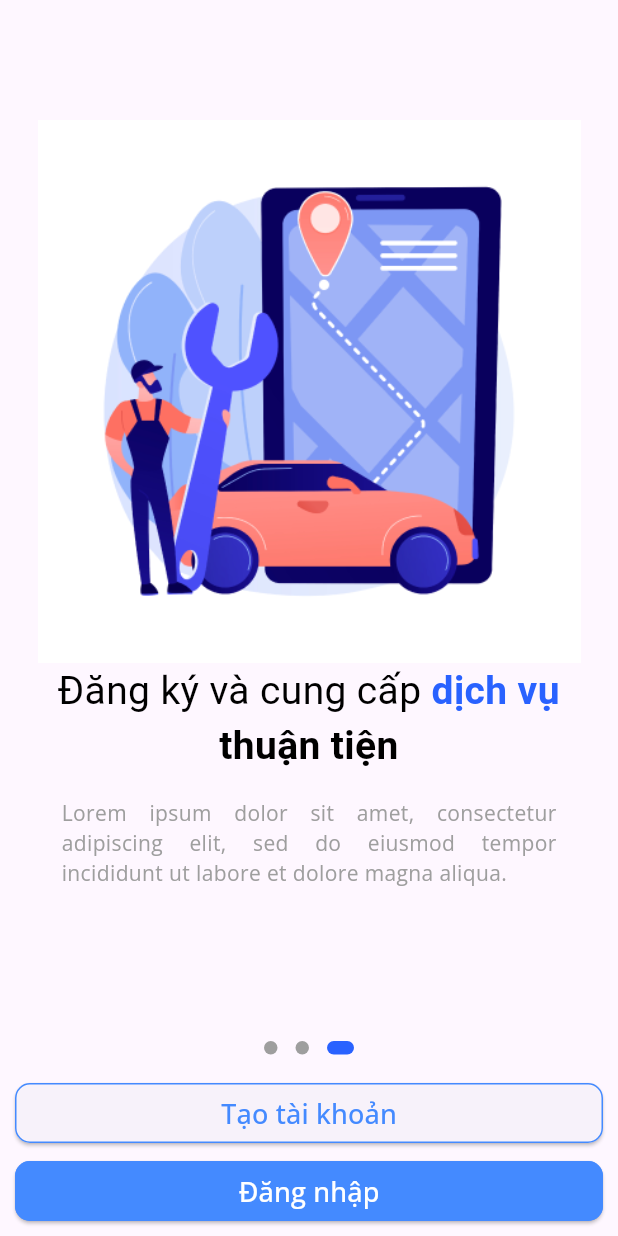
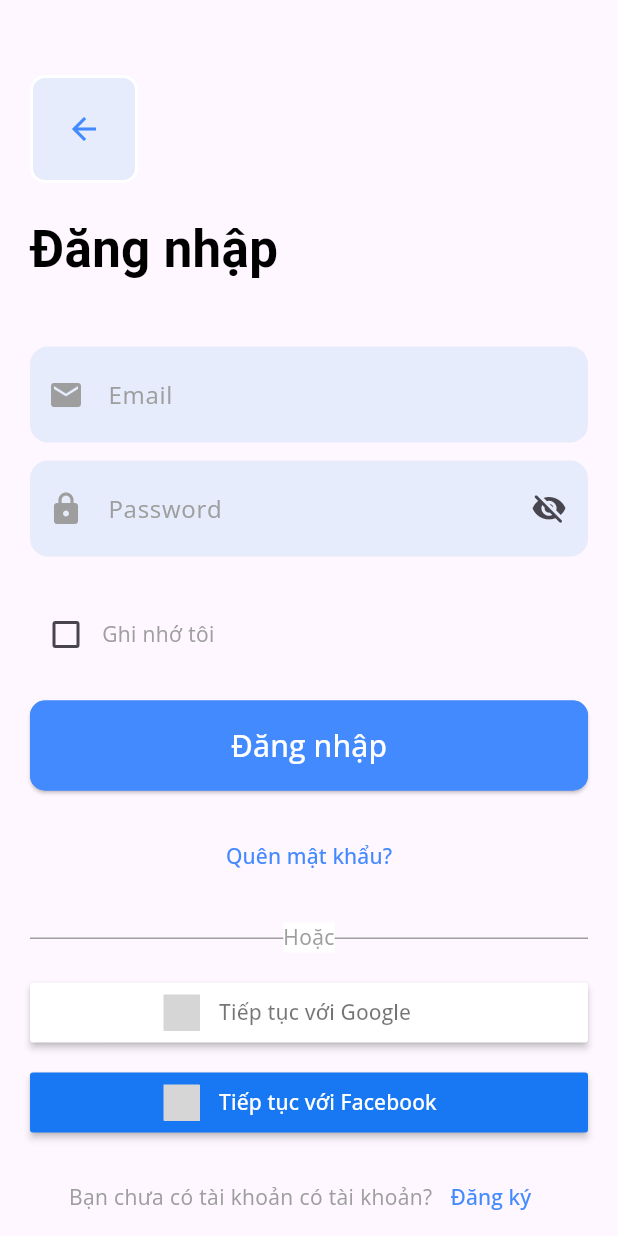
Before and after one commit to vnKhanhsDev/finca-app, a Flutter app: the screen it shows after launch, after a tap on "Đăng nhập", on a phone screen of 412 x 824 dp. Run offline on Flutter 3.47's test engine with Material 3 defaults, Android fonts, the phone set to English and light mode, and no system bars; drawn by our look-alikes of carousel_slider, dots_indicator; our stand-ins replace email_validator, flutter_signin_button; grey boxes are pictures that could not be loaded.

Commit message:
sign_in_screen

```diff
--- a/front-end/flutter_app/lib/screens/carousel_screen.dart
+++ b/front-end/flutter_app/lib/screens/carousel_screen.dart
@@ -3,6 +3,7 @@ import 'package:flutter/material.dart';
 import 'package:carousel_slider/carousel_slider.dart';
 import 'package:dots_indicator/dots_indicator.dart';
 import 'package:flutter_app/screens/sign_up_screen.dart';
+import 'package:flutter_app/screens/sign_in_screen.dart';
 class CarouselScreen extends StatefulWidget{
   @override
   State<CarouselScreen> createState() => _CarouselScreenState();
@@ -185,7 +186,7 @@ class _CarouselScreenState extends State<CarouselScreen>{
                   ),
                 ),
                 onPressed: () {
-
+                  Navigator.push(context, MaterialPageRoute(builder: (context) => SignInScreen()));
                 },
                 child: Text('Đăng nhập', style: TextStyle(color: Colors.white, fontSize: 18),),
               ),
--- /dev/null
+++ b/front-end/flutter_app/lib/screens/sign_in_screen.dart
@@ -0,0 +1,252 @@
+import 'package:flutter/material.dart';
+import 'package:email_validator/email_validator.dart';
+import 'package:flutter_signin_button/flutter_signin_button.dart';
+import 'package:flutter_app/screens/sign_up_screen.dart';
+import 'package:flutter_app/screens/home_screen.dart';
+
+class SignInScreen extends StatefulWidget{
+  State<SignInScreen> createState() => _SignInScreenState();
+}
+
+class _SignInScreenState extends State<SignInScreen>{
+  bool _isChecked = false;
+  bool isFocused_e = false;
+  bool isFocused_p = false;
+  final textFieldFocusNode = FocusNode();
+  bool _obscured = false;
+  TextEditingController emailController = TextEditingController();
+  TextEditingController passwordController = TextEditingController();
+  void _toggleObscured() {
+    setState(() {
+      _obscured = !_obscured;
+      if (textFieldFocusNode.hasPrimaryFocus) return; // If focus is on text field, dont unfocus
+      textFieldFocusNode.canRequestFocus = false;     // Prevents focus if tap on eye
+    });
+  }
+  @override
+  Widget build(BuildContext context){
+    return Scaffold(
+      body: SingleChildScrollView(
+          child: Container(
+            margin: EdgeInsets.only(top: 50, bottom:20, left: 20, right: 20),
+            child: Column(
+              crossAxisAlignment: CrossAxisAlignment.start,
+              children: [
+                Container(
+                  padding: EdgeInsets.all(10),
+                  decoration: BoxDecoration(
+                    borderRadius: BorderRadius.circular(10),
+                    color: Color(0xFFE6ECFB), // Màu nền của nút
+                    border: Border.all(color: Colors.white, width: 2),
+                  ),
+                  child: IconButton(
+                    icon: Icon(Icons.arrow_back),
+                    onPressed: () {
+                      Navigator.of(context).pop();
+                    },
+                    color: Colors.blueAccent,
+                  ),
+                ),
+                Container(
+                  margin: EdgeInsets.only(top: 20, bottom: 40),
+                  child: Text.rich(
+                    TextSpan(
+                      text: 'Đăng nhập', style: TextStyle(decoration: TextDecoration.none, color: Colors.black, fontSize: 34, fontWeight: FontWeight.bold), // default text style
+                      children: <TextSpan>[
+                        TextSpan(text: ' ', style: TextStyle(fontWeight: FontWeight.bold, color: Colors.blueAccent[700])),
+                      ],
+                    ),
+                  ),
+                ),
+
+                Container(
+                  child: Form(
+                    autovalidateMode: AutovalidateMode.onUserInteraction,
+                    child: Column(
+                      mainAxisAlignment: MainAxisAlignment.center,
+                      children: [
+                        Container(
+                          child: TextFormField(
+                            controller: emailController,
+                            decoration: InputDecoration(
+                              contentPadding: EdgeInsets.symmetric(vertical: 20.0),
+                              filled: true,
+                              fillColor: Color(0xFFE6ECFB),
+                              prefixIcon: Icon(Icons.email, color: isFocused_e ? Colors.black : Colors.grey,),
+                              hintText: 'Email',
+                              hintStyle: TextStyle(color: isFocused_e ? Colors.black : Colors.grey,),
+                              border: OutlineInputBorder(
+                                  borderRadius: BorderRadius.circular(12.0),
+                                  borderSide: BorderSide.none
+                              ),
+
+                            ),
+                            onTap: () {
+                              setState(() {
+                                isFocused_e = true;
+                              });
+                            },
+                            validator: (value) => EmailValidator.validate(value.toString()) ? null : "Hãy nhập email",
+                          ),
+                        ),
+                        Container(
+                          margin: EdgeInsets.only(top: 12, bottom: 28),
+                          child: TextFormField(
+                            controller: passwordController,
+                            keyboardType: TextInputType.visiblePassword,
+                            obscureText: !_obscured,
+                            focusNode: textFieldFocusNode,
+                            decoration: InputDecoration(
+                              contentPadding: EdgeInsets.symmetric(vertical: 20.0),
+                              hintText: 'Password',
+                              hintStyle: TextStyle(color: isFocused_p ? Colors.black : Colors.grey,),
+                              filled: true,
+                              fillColor: Color(0xFFE6ECFB),
+                              border: OutlineInputBorder(
+                                borderSide: BorderSide.none,
+                                borderRadius: BorderRadius.circular(12),
+                              ),
+                              prefixIcon: Icon(Icons.lock_rounded,size: 24, color: isFocused_p ? Colors.black : Colors.grey,),
+                              suffixIcon: Padding(
+                                padding: const EdgeInsets.fromLTRB(0, 0, 4, 0),
+                                child: GestureDetector(
+                                  onTap: _toggleObscured,
+                                  child: Icon(
+                                    _obscured
+                                        ? Icons.visibility_rounded
+                                        : Icons.visibility_off_rounded,
+                                    size: 24,
+                                  ),
+                                ),
+                              ),
+                            ),
+                            validator: (val) => val.toString().length < 8 ? 'Mật khẩu phải chứa ít nhất 8 ký tự.' : null,
+                            onTap: () {
+                              setState(() {
+                                isFocused_p = true;
+                              });
+                            },
+                          ),
+                        ),
+                        Container(
+                          margin: EdgeInsets.only(bottom: 20),
+                          child: Row(
+                            children: [
+                              Checkbox(
+                                value: _isChecked,
+                                onChanged: (bool? value) {
+                                  setState(() {
+                                    _isChecked = value!;
+                                  });
+                                },
+                                checkColor: Colors.white,
+                                activeColor: Colors.blueAccent,
+                              ),
+                              Text('Ghi nhớ tôi', style: TextStyle(color: _isChecked != false ? Colors.blueAccent : Colors.grey),)
+                            ],
+                          ),
+                        ),
+                        Container(
+                          width: double.infinity,
+                          height: 60,
+                          child:  ElevatedButton(
+                            style: ButtonStyle(
+                              backgroundColor: MaterialStateProperty.all<Color>(Colors.blueAccent),
+                              shape: MaterialStateProperty.all<RoundedRectangleBorder>(
+                                RoundedRectangleBorder(
+                                  borderRadius: BorderRadius.circular(10.0),
+                                  side: BorderSide(color: Colors.blueAccent),
+                                ),
+                              ),
+                            ),
+                            onPressed: () {
+                              if(emailController.text == "khanhvu@gmail.com" && passwordController.text == "khanhvu1"){
+                                Navigator.push(context, MaterialPageRoute(builder: (context) => HomeScreen()));
+                              }
+                            },
+                            child: Text('Đăng nhập', style: TextStyle(color: Colors.white, fontSize: 20),),
+                          ),
+                        ),
+                        Container(
+                          margin: EdgeInsets.only(top: 20),
+                          child: TextButton(
+                            onPressed: (){},
+                            child: Text('Quên mật khẩu?', style: TextStyle(color: Colors.blueAccent),),
+                          ),
+                        ),
+                        Container(
+                          width: double.infinity,
+                          margin: EdgeInsets.only(top: 20),
+                          child: Stack(
+                            children: <Widget>[
+                              Positioned(
+                                top: 0,
+                                left: 0,
+                                right: 0,
+                                child: Container(
+                                  width: double.infinity,
+                                  margin: EdgeInsets.only(top: 10.0),
+                                  height: 1.0,
+                                  color: Colors.grey,
+                                ),
+                              ),
+                              Container(
+                                width: double.infinity,
+                                child: Padding(
+                                  padding: EdgeInsets.only(left: 8, right: 8),
+                                  child: Text('Hoặc', style: TextStyle(color: Colors.grey, fontWeight: FontWeight.normal, backgroundColor: Colors.white,), textAlign: TextAlign.center,),
+                                ),
+                              ),
+                            ],
+                          ),
+                        ),
+                      ],
+                    ),
+                  ),
+                ),
+                Container(
+                  margin: EdgeInsets.only(top: 20, bottom: 20),
+                  width: double.infinity,
+                  height: 40,
+                  child:SignInButton(
+                    Buttons.Google,
+                    text: "Tiếp tục với Google",
+                    onPressed: () {},
+                  ),
+                ),
+                Container(
+                  width: double.infinity,
+                  height: 40,
+                  child:SignInButton(
+                    Buttons.FacebookNew,
+                    text: "Tiếp tục với Facebook",
+                    onPressed: () {},
+                  ),
+                ),
+              ],
+            ),
+          )
+      ),
+      bottomNavigationBar: Container(
+        height: 50,
+        child: Column(
+          mainAxisAlignment: MainAxisAlignment.center,
+          children: [
+            Container(
+              margin: EdgeInsets.only(bottom: 12),
+              child: Row(
+                mainAxisAlignment: MainAxisAlignment.center,
+                children: [
+                  Text('Bạn chưa có tài khoản có tài khoản?', style: TextStyle(color: Colors.grey),),
+                  TextButton(onPressed: (){
+                    Navigator.push(context, MaterialPageRoute(builder: (context) => SignUpScreen()));
+                  }, child: Text('Đăng ký', style: TextStyle(color: Colors.blueAccent),))
+                ],
+              ),
+            ),
+          ],
+        ),
+      ),
+    );
+  }
+}
--- a/front-end/flutter_app/lib/screens/sign_up_screen.dart
+++ b/front-end/flutter_app/lib/screens/sign_up_screen.dart
@@ -1,6 +1,7 @@
 import 'package:flutter/material.dart';
 import 'package:email_validator/email_validator.dart';
 import 'package:flutter_signin_button/flutter_signin_button.dart';
+import 'package:flutter_app/screens/sign_in_screen.dart';
 
 class SignUpScreen extends StatefulWidget{
   State<SignUpScreen> createState() => _SignUpScreenState();
@@ -122,18 +123,18 @@ class _SignUpScreenState extends State<SignUpScreen>{
                         margin: EdgeInsets.only(top: 12, bottom: 28),
                         child: TextFormField(
                           keyboardType: TextInputType.visiblePassword,
-                          obscureText: _obscured,
+                          obscureText: !_obscured,
                           focusNode: textFieldFocusNode,
                           decoration: InputDecoration(
                             contentPadding: EdgeInsets.symmetric(vertical: 20.0),
                             hintText: 'Password',
                             hintStyle: TextStyle(color: isFocused_p ? Colors.black : Colors.grey,),
-                            filled: true, // Needed for adding a fill color
+                            filled: true,
                             fillColor: Color(0xFFE6ECFB),
-                            isDense: true,  // Reduces height a bit
+                            isDense: true,
                             border: OutlineInputBorder(
-                              borderSide: BorderSide.none,              // No border
-                              borderRadius: BorderRadius.circular(12),  // Apply corner radius
+                              borderSide: BorderSide.none,
+                              borderRadius: BorderRadius.circular(12),
                             ),
                             prefixIcon: Icon(Icons.lock_rounded,size: 24, color: isFocused_p ? Colors.black : Colors.grey,),
                             suffixIcon: Padding(
@@ -187,9 +188,9 @@ class _SignUpScreenState extends State<SignUpScreen>{
                               right: 0,
                               child: Container(
                                 width: double.infinity,
-                                margin: EdgeInsets.only(top: 10.0), // Điều chỉnh độ cao của kẻ ngang
+                                margin: EdgeInsets.only(top: 10.0),
                                 height: 1.0,
-                                color: Colors.grey, // Màu của kẻ ngang
+                                color: Colors.grey,
                               ),
                             ),
                             Container(
@@ -240,7 +241,9 @@ class _SignUpScreenState extends State<SignUpScreen>{
                 mainAxisAlignment: MainAxisAlignment.center,
                 children: [
                   Text('Bạn đã có tài khoản?', style: TextStyle(color: Colors.grey),),
-                  TextButton(onPressed: (){}, child: Text('Đăng nhập', style: TextStyle(color: Colors.blueAccent),))
+                  TextButton(onPressed: (){
+                    Navigator.push(context, MaterialPageRoute(builder: (context) => SignInScreen()));
+                  }, child: Text('Đăng nhập', style: TextStyle(color: Colors.blueAccent),))
                 ],
               ),
             ),
```
